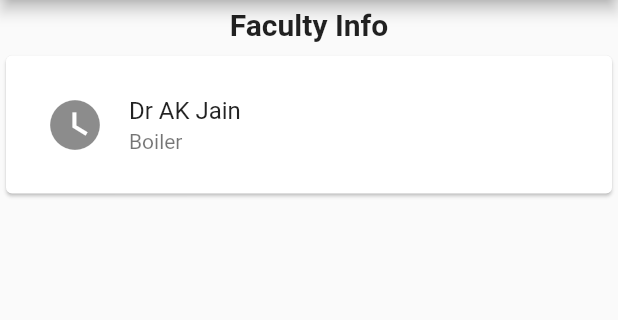
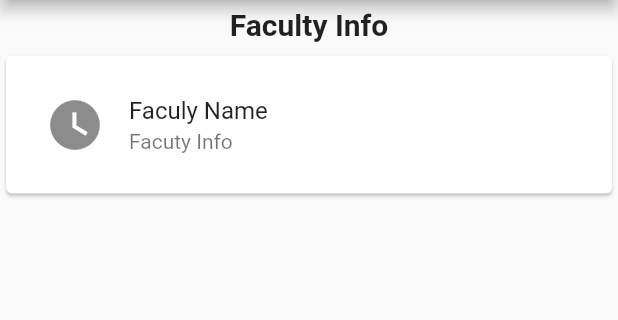
Before and after one commit to KunalGhosh02/GUStudentCouncilApp, a Flutter app: the screen it shows once a user with an empty profile is signed in, swiped to page 4, on a phone screen of 412 x 824 dp, the part 90-410 px from its top. Run offline on Flutter 3.47's test engine with Material 2 defaults, Android fonts, the light colour scheme and no system bars; drawn by our look-alikes of bottom_navy_bar; our stand-ins replace firebase_auth; accounts and stored records are empty.

Commit message:
Initial Commit

```diff
--- a/lib/pages/faculty.dart
+++ b/lib/pages/faculty.dart
@@ -30,8 +30,8 @@ class _FacultyState extends State<Faculty> {
                   Icons.watch_later,
                   size: 40,
                 ),
-                title: Text("Dr AK Jain"),
-                subtitle: Text("Boiler"),
+                title: Text("Faculy Name"),
+                subtitle: Text("Facuty Info"),
               ),
             ),
           ),
```
